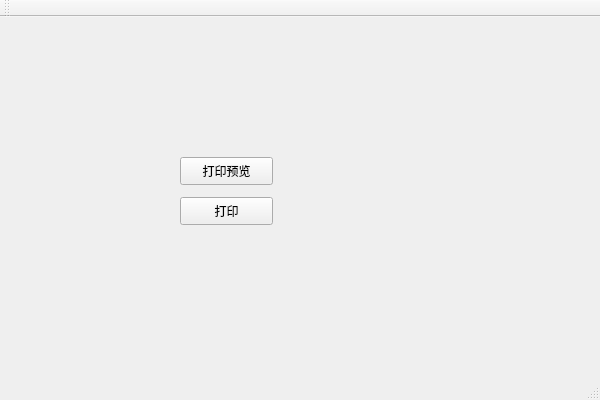
The window that PRT/PRT.ui (DR-Pharm/QPrinter) describes before a commit, drawn with Qt 5.
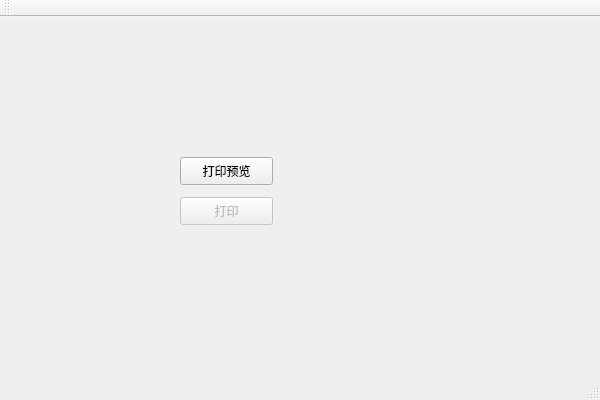
The same window after the commit.

Patch:
```diff
--- a/PRT/PRT.ui
+++ b/PRT/PRT.ui
@@ -42,7 +42,7 @@
    </widget>
    <widget class="QPushButton" name="pB_PrintDirect">
     <property name="enabled">
-     <bool>true</bool>
+     <bool>false</bool>
     </property>
     <property name="geometry">
      <rect>
```
